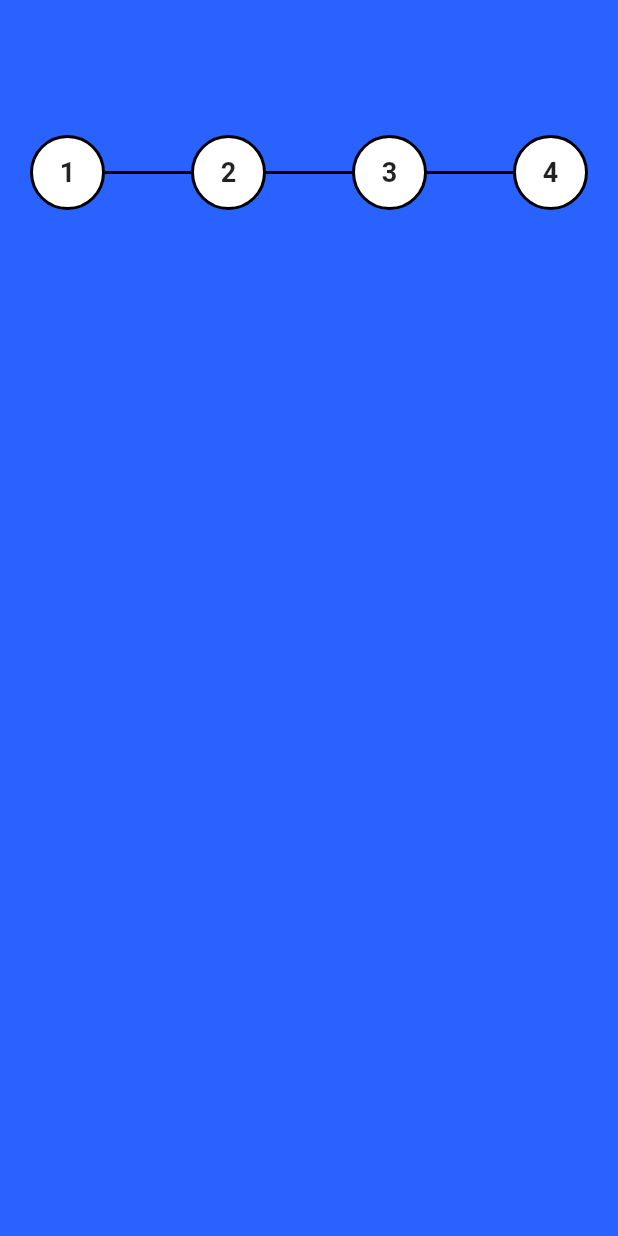
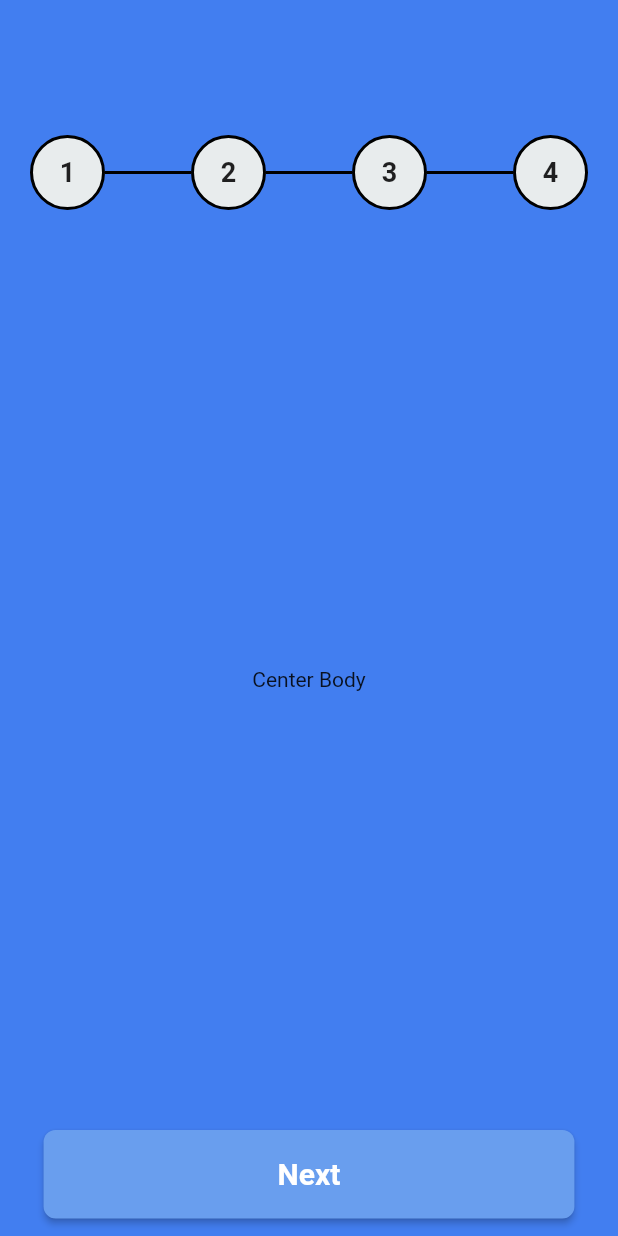
Before and after one commit to arpit-it/dkatalis_flutter_test, a Flutter app: the screen it shows after launch, on a phone screen of 412 x 824 dp. Run offline on Flutter 3.47's test engine with Material 2 defaults, Android fonts, the phone set to English and light mode, and no system bars; our stand-ins replace get.

Commit message:
fix: added next button on the screen  - updated registration_home.dart to contain next button.  - created project_colors.dart to contain the project colors  - updated registration_home_controller.dart to handle back and next button press and update the ui accordingly

```diff
--- a/lib/screens/registration_home/controllers/registration_home_controller.dart
+++ b/lib/screens/registration_home/controllers/registration_home_controller.dart
@@ -6,6 +6,14 @@ class RegistrationHomeController extends GetxController {
   bool shouldShowBackButton() => !(completedScreens.value == 0);
 
   void backPressed() {
-    print('back pressed');
+    if (completedScreens.value >= 0) {
+      completedScreens.value--;
+    }
+  }
+
+  void nextPressed() {
+    if (completedScreens.value < 4) {
+      completedScreens.value++;
+    }
   }
 }
--- a/lib/screens/registration_home/registration_home.dart
+++ b/lib/screens/registration_home/registration_home.dart
@@ -1,3 +1,4 @@
+import 'package:dkatalis_demo/utilities/project_colors.dart';
 import 'package:flutter/material.dart';
 import 'package:get/get.dart';
 
@@ -8,17 +9,63 @@ import 'widgets/registration_home_back_button.dart';
 class RegistrationHome extends GetView<RegistrationHomeController> {
   @override
   Widget build(context) => Scaffold(
-        backgroundColor: Colors.blueAccent.shade700,
-        body: Column(
+        backgroundColor: ProjectColors.BACKGROUND_BLUE,
+        body: SizedBox(
+          height: MediaQuery.of(context).size.height,
+          child: Column(
+            children: [
+              Expanded(
+                flex: 2,
+                child: Obx(
+                  () => Column(
                     children: [
                       RegistrationHomeBackButton(
                         shouldShowBackButton: controller.shouldShowBackButton(),
                         onPressed: controller.backPressed,
                       ),
                       RegistrationScreenCounter(
-              completedScreensCount: controller.completedScreens.value,
+                        completedScreensCount:
+                            controller.completedScreens.value,
                       ),
                     ],
                   ),
+                ),
+              ),
+              Expanded(
+                flex: 7,
+                child: SizedBox.expand(
+                  child: Center(
+                    child: Text('Center Body'),
+                  ),
+                ),
+              ),
+              Expanded(
+                flex: 1,
+                child: SizedBox.expand(
+                  child: Center(
+                    child: ElevatedButton(
+                      child: Text('Next'),
+                      onPressed: controller.nextPressed,
+                      style: ElevatedButton.styleFrom(
+                        shape: RoundedRectangleBorder(
+                          borderRadius: BorderRadius.circular(8), // <-- Radius
+                        ),
+                        primary: ProjectColors.BUTTON_COLOR_BLUE,
+                        padding: EdgeInsets.symmetric(
+                            horizontal:
+                                (MediaQuery.of(context).size.width / 2) - 50,
+                            vertical: 18),
+                        textStyle: TextStyle(
+                          fontSize: 20,
+                          fontWeight: FontWeight.bold,
+                        ),
+                      ),
+                    ),
+                  ),
+                ),
+              ),
+            ],
+          ),
+        ),
       );
 }
--- a/lib/screens/registration_home/widgets/registration_home_back_button.dart
+++ b/lib/screens/registration_home/widgets/registration_home_back_button.dart
@@ -25,7 +25,10 @@ class RegistrationHomeBackButton extends StatelessWidget {
                       )),
                   Text(
                     'Create Account',
-                    style: TextStyle(color: Colors.white),
+                    style: TextStyle(
+                        color: Colors.white,
+                        fontWeight: FontWeight.bold,
+                        fontSize: 16),
                   )
                 ],
               )
--- a/lib/screens/registration_home/widgets/registration_screen_counter.dart
+++ b/lib/screens/registration_home/widgets/registration_screen_counter.dart
@@ -1,3 +1,4 @@
+import 'package:dkatalis_demo/utilities/project_colors.dart';
 import 'package:flutter/material.dart';
 
 class RegistrationScreenCounter extends StatelessWidget {
@@ -45,7 +46,9 @@ class RegistrationScreenCounter extends StatelessWidget {
       height: 50,
       width: 50,
       decoration: BoxDecoration(
-        color: isScreenComplete ? Colors.green : Colors.white,
+        color: isScreenComplete
+            ? ProjectColors.SCREEN_COUNTER_COMPLETE
+            : ProjectColors.SCREEN_COUNTER_INCOMPLETE,
         borderRadius: BorderRadius.all(Radius.circular(25)),
         border: Border.all(
           width: 2,
--- /dev/null
+++ b/lib/utilities/project_colors.dart
@@ -0,0 +1,8 @@
+import 'package:flutter/material.dart';
+
+class ProjectColors {
+  static const BACKGROUND_BLUE = Color(0xff427ef0);
+  static const BUTTON_COLOR_BLUE = Color(0xff699eee);
+  static const SCREEN_COUNTER_COMPLETE = Color(0xff77a55a);
+  static const SCREEN_COUNTER_INCOMPLETE = Color(0xffe8eced);
+}
```
Lines whose indentation alone changed are shown as unchanged.
